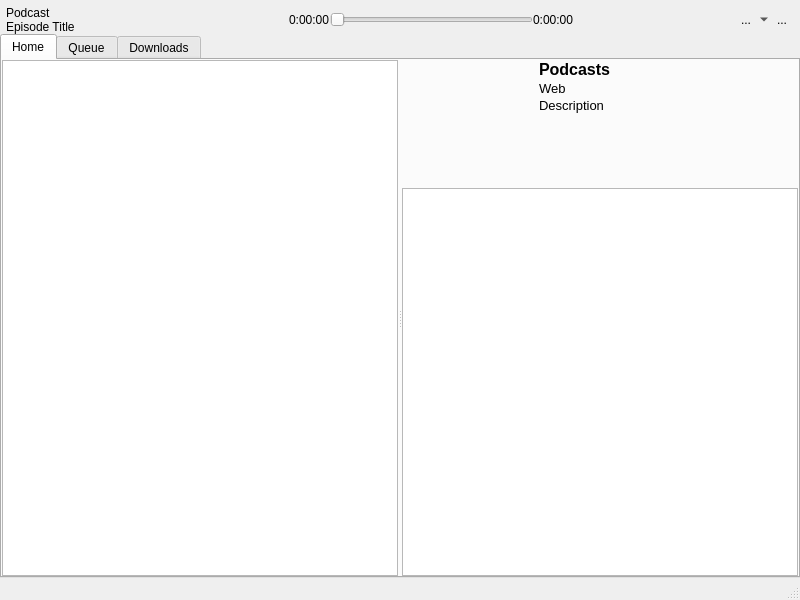
son-link/minimal-podcasts-player, file mpp/ui/gui.ui: the form before one commit.
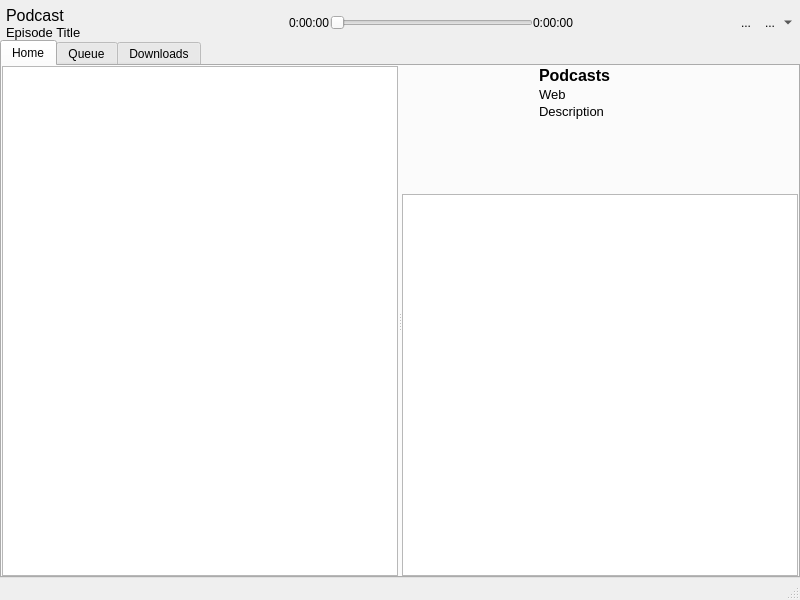
The form after the commit. Icons and pictures are not drawn.

What changed in the file:
```diff
--- a/mpp/ui/gui.ui
+++ b/mpp/ui/gui.ui
@@ -63,6 +63,11 @@
           </property>
           <item>
            <widget class="QLabel" name="curPCLabel">
+            <property name="font">
+             <font>
+              <pointsize>12</pointsize>
+             </font>
+            </property>
             <property name="text">
              <string>Podcast</string>
             </property>
@@ -72,7 +77,7 @@
            <widget class="QLabel" name="curTrackName">
             <property name="font">
              <font>
-              <pointsize>9</pointsize>
+              <pointsize>10</pointsize>
              </font>
             </property>
             <property name="text">
@@ -226,25 +231,11 @@
           </property>
          </widget>
         </item>
-        <item>
-         <widget class="QToolButton" name="optionsBtn">
-          <property name="text">
-           <string>...</string>
-          </property>
-          <property name="icon">
-           <iconset theme="applications-system">
-            <normaloff>../../../../../../.designer/backup</normaloff>../../../../../../.designer/backup</iconset>
-          </property>
-          <property name="popupMode">
-           <enum>QToolButton::MenuButtonPopup</enum>
-          </property>
-          <property name="autoRaise">
-           <bool>true</bool>
-          </property>
-         </widget>
-        </item>
         <item>
          <widget class="QToolButton" name="volumeBtn">
+          <property name="styleSheet">
+           <string notr="true"> #volumeBtn::menu-indicator{width:0px;}</string>
+          </property>
           <property name="text">
            <string>...</string>
           </property>
@@ -258,6 +249,28 @@
           <property name="autoRaise">
            <bool>true</bool>
           </property>
+          <property name="arrowType">
+           <enum>Qt::NoArrow</enum>
+          </property>
+         </widget>
+        </item>
+        <item>
+         <widget class="QToolButton" name="optionsBtn">
+          <property name="text">
+           <string>...</string>
+          </property>
+          <property name="icon">
+           <iconset theme="applications-system"/>
+          </property>
+          <property name="popupMode">
+           <enum>QToolButton::MenuButtonPopup</enum>
+          </property>
+          <property name="autoRaise">
+           <bool>true</bool>
+          </property>
+          <property name="arrowType">
+           <enum>Qt::NoArrow</enum>
+          </property>
          </widget>
         </item>
        </layout>
```
Left out of the diff: 28 changed lines with no effect on the pictures.
